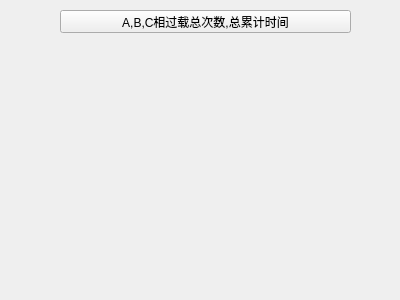
First picture: the form in SerialPortAssistant-master/SerialPortAssistant-master/event/overload.ui, repository qq71838603/SerialPort-read9009, before the edit.
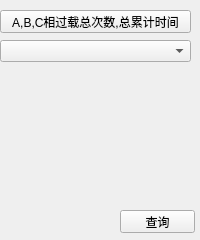
Second picture: the form after the edit.

Patch:
```diff
--- a/SerialPortAssistant-master/SerialPortAssistant-master/event/overload.ui
+++ b/SerialPortAssistant-master/SerialPortAssistant-master/event/overload.ui
@@ -6,8 +6,8 @@
    <rect>
     <x>0</x>
     <y>0</y>
-    <width>400</width>
-    <height>300</height>
+    <width>200</width>
+    <height>240</height>
    </rect>
   </property>
   <property name="windowTitle">
@@ -16,9 +16,9 @@
   <widget class="QPushButton" name="ABCoverload">
    <property name="geometry">
     <rect>
-     <x>60</x>
+     <x>0</x>
      <y>10</y>
-     <width>291</width>
+     <width>191</width>
      <height>23</height>
     </rect>
    </property>
@@ -26,6 +26,29 @@
     <string>A,B,C相过载总次数,总累计时间</string>
    </property>
   </widget>
+  <widget class="QComboBox" name="comboBox">
+   <property name="geometry">
+    <rect>
+     <x>0</x>
+     <y>40</y>
+     <width>191</width>
+     <height>22</height>
+    </rect>
+   </property>
+  </widget>
+  <widget class="QPushButton" name="query_button">
+   <property name="geometry">
+    <rect>
+     <x>120</x>
+     <y>210</y>
+     <width>75</width>
+     <height>23</height>
+    </rect>
+   </property>
+   <property name="text">
+    <string>查询</string>
+   </property>
+  </widget>
  </widget>
  <resources/>
  <connections/>
```
